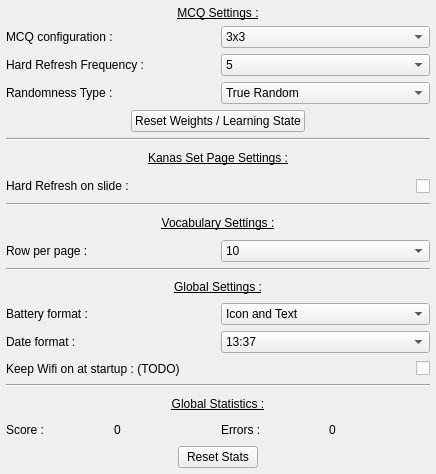
This is Src/appsettings.ui in Aryetis/Obenkyobo as Qt 5 draws it before an edit. The edited form follows.
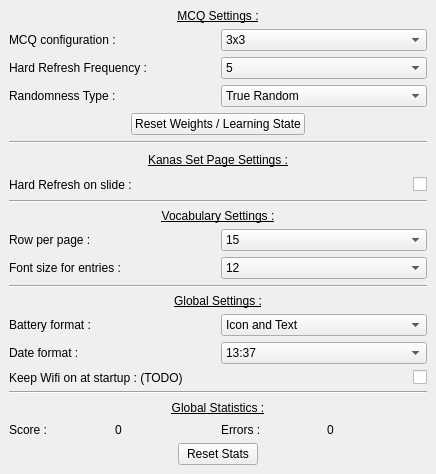
This is the edited form.

Commit message: various ui tweaking, added vocab entries fnt size option

Diff of the .ui file:
```diff
--- a/Src/appsettings.ui
+++ b/Src/appsettings.ui
@@ -13,21 +13,21 @@
   <property name="windowTitle">
    <string>Form</string>
   </property>
-  <layout class="QVBoxLayout" name="verticalLayout" stretch="5,0,2,0,2,0,4,0,3">
+  <layout class="QVBoxLayout" name="verticalLayout" stretch="5,0,2,0,3,0,4,0,3">
    <property name="spacing">
     <number>6</number>
    </property>
    <property name="leftMargin">
-    <number>6</number>
+    <number>9</number>
    </property>
    <property name="topMargin">
-    <number>6</number>
+    <number>9</number>
    </property>
    <property name="rightMargin">
-    <number>6</number>
+    <number>9</number>
    </property>
    <property name="bottomMargin">
-    <number>6</number>
+    <number>9</number>
    </property>
    <item>
     <layout class="QVBoxLayout" name="QcmSettings">
@@ -344,6 +344,9 @@
      <property name="topMargin">
       <number>0</number>
      </property>
+     <property name="bottomMargin">
+      <number>0</number>
+     </property>
      <item>
       <widget class="QLabel" name="VocabSettingsLabel">
        <property name="font">
@@ -380,7 +383,7 @@
           </sizepolicy>
          </property>
          <property name="currentIndex">
-          <number>1</number>
+          <number>2</number>
          </property>
          <item>
           <property name="text">
@@ -416,6 +419,72 @@
        </item>
       </layout>
      </item>
+     <item>
+      <layout class="QHBoxLayout" name="VocabFntSizeLayout">
+       <property name="bottomMargin">
+        <number>0</number>
+       </property>
+       <item>
+        <widget class="QLabel" name="VocabFntSizeLabel">
+         <property name="text">
+          <string>Font size for entries :</string>
+         </property>
+        </widget>
+       </item>
+       <item>
+        <widget class="QComboBox" name="VocabFntSizeCombox">
+         <property name="currentIndex">
+          <number>4</number>
+         </property>
+         <item>
+          <property name="text">
+           <string>8</string>
+          </property>
+         </item>
+         <item>
+          <property name="text">
+           <string>9</string>
+          </property>
+         </item>
+         <item>
+          <property name="text">
+           <string>10</string>
+          </property>
+         </item>
+         <item>
+          <property name="text">
+           <string>11</string>
+          </property>
+         </item>
+         <item>
+          <property name="text">
+           <string>12</string>
+          </property>
+         </item>
+         <item>
+          <property name="text">
+           <string>13</string>
+          </property>
+         </item>
+         <item>
+          <property name="text">
+           <string>14</string>
+          </property>
+         </item>
+         <item>
+          <property name="text">
+           <string>15</string>
+          </property>
+         </item>
+         <item>
+          <property name="text">
+           <string>16</string>
+          </property>
+         </item>
+        </widget>
+       </item>
+      </layout>
+     </item>
     </layout>
    </item>
    <item>
```
Left out of the diff: 2 changed lines with no effect on the pictures. The commit also changes 6 other files.
